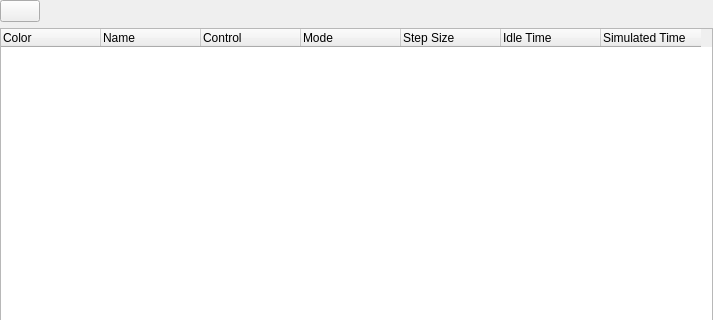
Before: the Qt Designer form cedar/processing/gui/SimulationControl.ui in cedar/cedar, drawn with Qt 5; both pictures show x 0 to 713 and y 0 to 320 of the 713 by 593 pixel window.
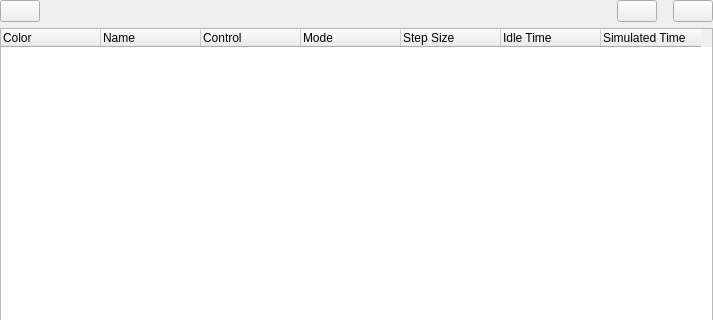
After: the same form once the commit is applied. Icons and pictures are not drawn. Custom widgets are drawn as their Qt base class.

Commit message: Added functionality for adding and removing triggers from the trigger control center.

The edit to the form file:
```diff
--- a/cedar/processing/gui/SimulationControl.ui
+++ b/cedar/processing/gui/SimulationControl.ui
@@ -18,7 +18,7 @@
     <number>0</number>
    </property>
    <item>
-    <layout class="QHBoxLayout" name="horizontalLayout" stretch="0,1">
+    <layout class="QHBoxLayout" name="horizontalLayout" stretch="0,1,0,0,0">
      <item>
       <widget class="QPushButton" name="mpPlayPauseButton">
        <property name="text">
@@ -43,6 +43,41 @@
        </property>
       </spacer>
      </item>
+     <item>
+      <widget class="QPushButton" name="mpAddButton">
+       <property name="text">
+        <string/>
+       </property>
+       <property name="icon">
+        <iconset resource="../../auxiliaries/gui/icons/cedar_aux_gui_icons.qrc">
+         <normaloff>:/cedar/auxiliaries/gui/create.svg</normaloff>:/cedar/auxiliaries/gui/create.svg</iconset>
+       </property>
+      </widget>
+     </item>
+     <item>
+      <spacer name="horizontalSpacer_2">
+       <property name="orientation">
+        <enum>Qt::Horizontal</enum>
+       </property>
+       <property name="sizeHint" stdset="0">
+        <size>
+         <width>10</width>
+         <height>20</height>
+        </size>
+       </property>
+      </spacer>
+     </item>
+     <item>
+      <widget class="QPushButton" name="mpDeleteButton">
+       <property name="text">
+        <string/>
+       </property>
+       <property name="icon">
+        <iconset resource="../../auxiliaries/gui/icons/cedar_aux_gui_icons.qrc">
+         <normaloff>:/cedar/auxiliaries/gui/trashcan.svg</normaloff>:/cedar/auxiliaries/gui/trashcan.svg</iconset>
+       </property>
+      </widget>
+     </item>
     </layout>
    </item>
    <item>
```
The commit also changes 4 other files.
